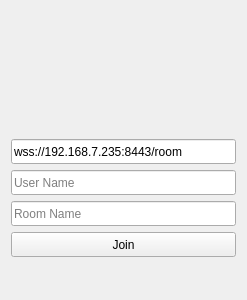
Qt form Src/KurentoRoomClient/LoginUI.ui (Luweijia1989/kurentoroomclient) before a commit.
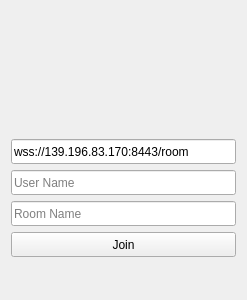
The same form after that commit.

Patch:
```diff
--- a/Src/KurentoRoomClient/LoginUI.ui
+++ b/Src/KurentoRoomClient/LoginUI.ui
@@ -48,7 +48,7 @@
       </size>
      </property>
      <property name="text">
-      <string>wss://192.168.7.235:8443/room</string>
+      <string>wss://139.196.83.170:8443/room</string>
      </property>
      <property name="readOnly">
       <bool>false</bool>
```
